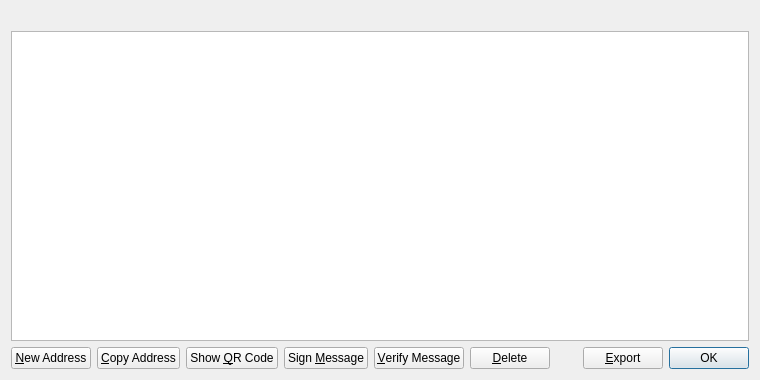
Old version of the form src/qt/forms/addressbookpage.ui in the repository urocoin/uro.
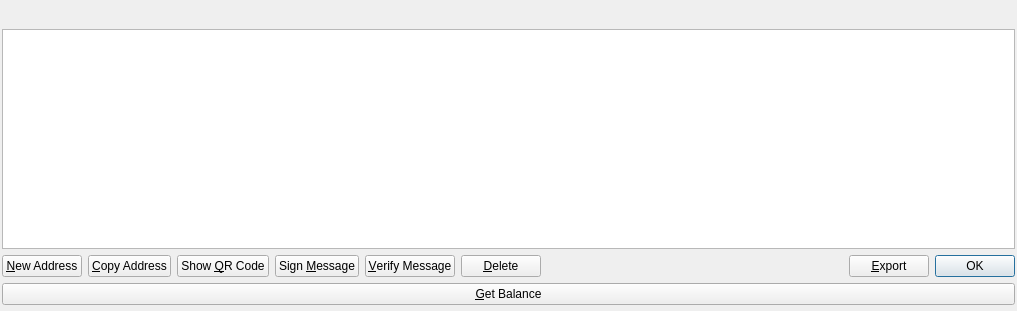
New version of the form. Icons and pictures are not drawn.

The edit to the form file:
```diff
--- a/src/qt/forms/addressbookpage.ui
+++ b/src/qt/forms/addressbookpage.ui
@@ -6,13 +6,22 @@
    <rect>
     <x>0</x>
     <y>0</y>
-    <width>760</width>
-    <height>380</height>
+    <width>1017</width>
+    <height>311</height>
    </rect>
   </property>
   <property name="windowTitle">
    <string>Address Book</string>
   </property>
+  <widget class="QWidget" name="">
+   <property name="geometry">
+    <rect>
+     <x>2</x>
+     <y>9</y>
+     <width>1013</width>
+     <height>296</height>
+    </rect>
+   </property>
   <layout class="QVBoxLayout" name="verticalLayout">
    <item>
     <widget class="QLabel" name="labelExplanation">
@@ -177,7 +186,34 @@
      </item>
     </layout>
    </item>
-  </layout>
+    <item>
+     <widget class="QPushButton" name="getBalanceButton">
+      <property name="toolTip">
+       <string>Get the balance of the Account you have selected.</string>
+      </property>
+      <property name="statusTip">
+       <string>Get the balance of the URO Account that you have selected.</string>
+      </property>
+      <property name="text">
+       <string>&amp;Get Balance</string>
+      </property>
+      <property name="icon">
+       <iconset resource="../bitcoin.qrc">
+        <normaloff>:/images/res/images/Urea-3D-balls.png</normaloff>:/images/res/images/Urea-3D-balls.png</iconset>
+      </property>
+      <property name="iconSize">
+       <size>
+        <width>30</width>
+        <height>30</height>
+       </size>
+      </property>
+      <property name="shortcut">
+       <string>G</string>
+      </property>
+     </widget>
+    </item>
+   </layout>
+  </widget>
  </widget>
  <resources>
   <include location="../bitcoin.qrc"/>
```
Lines whose indentation alone changed are shown as unchanged.
